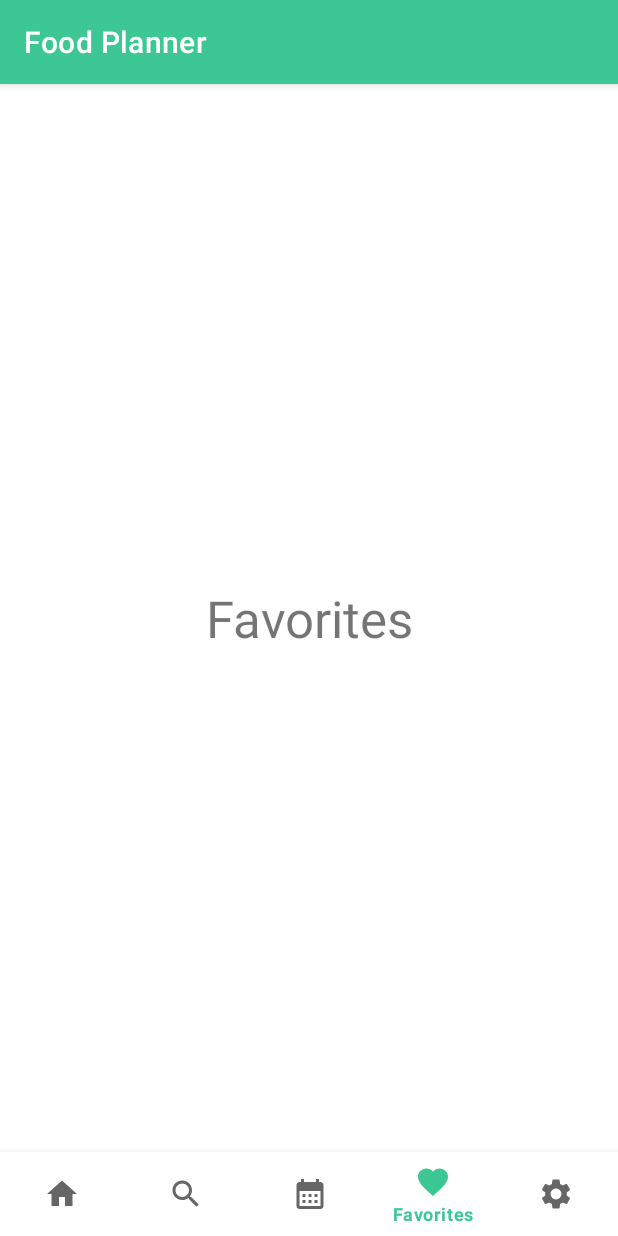
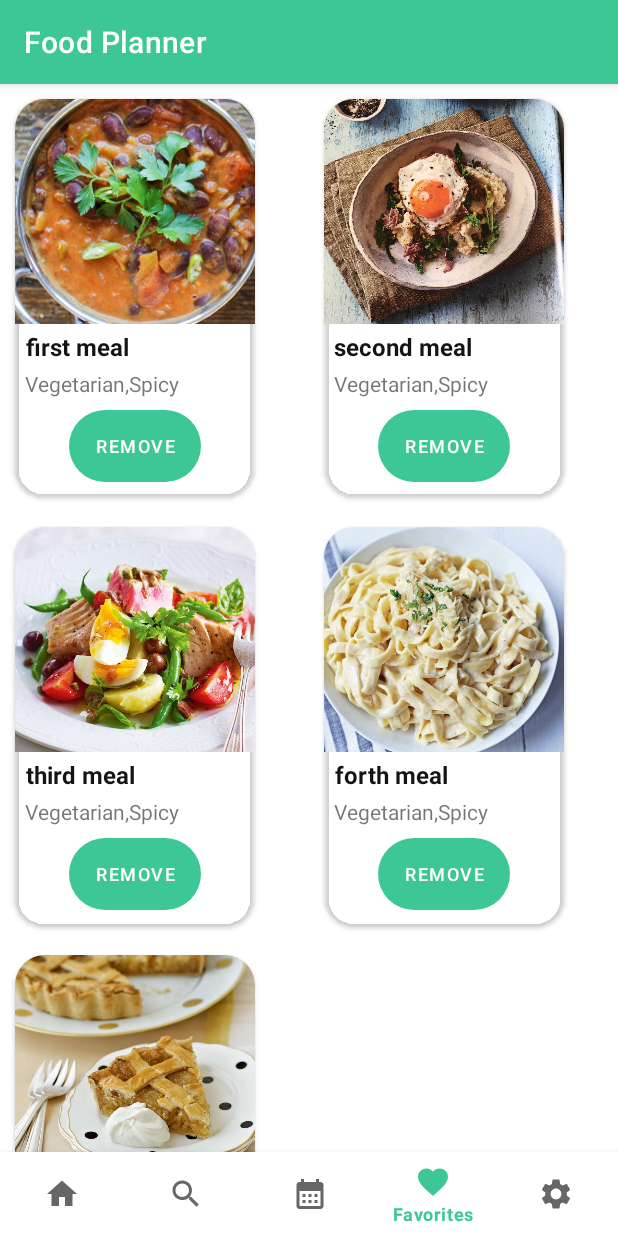
Before and after one commit to AhmedAshraf0/Food-Planner, an Android app: the screen it shows after launch (MainActivity), item 4 of the bottom bar chosen, on a phone screen of 412 x 824 dp. Run offline under Robolectric (Android 15) with nearby library versions, the phone set to English and light mode, and no system bars; libraries missing offline, so code that uses them is left out: com.makeramen.roundedimageview.

Commit message:
initial-favorite-screen
Took 1 hour 24 minutes

```diff
--- a/app/src/main/java/com/example/foodplanner/favorites/FavoriteFragment.java
+++ b/app/src/main/java/com/example/foodplanner/favorites/FavoriteFragment.java
@@ -2,7 +2,11 @@ package com.example.foodplanner.favorites;
 
 import android.os.Bundle;
 
+import androidx.annotation.NonNull;
+import androidx.annotation.Nullable;
 import androidx.fragment.app.Fragment;
+import androidx.recyclerview.widget.GridLayoutManager;
+import androidx.recyclerview.widget.RecyclerView;
 
 import android.view.LayoutInflater;
 import android.view.View;
@@ -10,51 +14,23 @@ import android.view.ViewGroup;
 
 import com.example.foodplanner.R;
 
-/**
- * A simple {@link Fragment} subclass.
- * Use the {@link FavoriteFragment#newInstance} factory method to
- * create an instance of this fragment.
- */
+import java.util.ArrayList;
+import java.util.List;
+
 public class FavoriteFragment extends Fragment {
-
-    // TODO: Rename parameter arguments, choose names that match
-    // the fragment initialization parameters, e.g. ARG_ITEM_NUMBER
-    private static final String ARG_PARAM1 = "param1";
-    private static final String ARG_PARAM2 = "param2";
-
-    // TODO: Rename and change types of parameters
-    private String mParam1;
-    private String mParam2;
+    private RecyclerView favRecyclerView;
+    private FavoritesAdapter favoritesAdapter;
+    List<String> mealsTitles , mealTags;
+    List<Integer> mealsPhotos;
 
     public FavoriteFragment() {
         // Required empty public constructor
     }
 
-    /**
-     * Use this factory method to create a new instance of
-     * this fragment using the provided parameters.
-     *
-     * @param param1 Parameter 1.
-     * @param param2 Parameter 2.
-     * @return A new instance of fragment FavoriteFragment.
-     */
-    // TODO: Rename and change types and number of parameters
-    public static FavoriteFragment newInstance(String param1, String param2) {
-        FavoriteFragment fragment = new FavoriteFragment();
-        Bundle args = new Bundle();
-        args.putString(ARG_PARAM1, param1);
-        args.putString(ARG_PARAM2, param2);
-        fragment.setArguments(args);
-        return fragment;
-    }
-
     @Override
     public void onCreate(Bundle savedInstanceState) {
         super.onCreate(savedInstanceState);
-        if (getArguments() != null) {
-            mParam1 = getArguments().getString(ARG_PARAM1);
-            mParam2 = getArguments().getString(ARG_PARAM2);
-        }
+
     }
 
     @Override
@@ -63,4 +39,32 @@ public class FavoriteFragment extends Fragment {
         // Inflate the layout for this fragment
         return inflater.inflate(R.layout.fragment_favorite, container, false);
     }
+
+    @Override
+    public void onViewCreated(@NonNull View view, @Nullable Bundle savedInstanceState) {
+        super.onViewCreated(view, savedInstanceState);
+        favRecyclerView = view.findViewById(R.id.favRecyclerView);
+        GridLayoutManager gridLayoutManager = new GridLayoutManager(view.getContext(),2);
+        favRecyclerView.setLayoutManager(gridLayoutManager);
+        mealsTitles =new ArrayList<>();
+        mealsPhotos =new ArrayList<>();
+        mealTags = new ArrayList<>();
+        mealsTitles.add("first meal");
+        mealsTitles.add("second meal");
+        mealsTitles.add("third meal");
+        mealsTitles.add("forth meal");
+        mealsTitles.add("fifth meal");
+        mealsPhotos.add(R.mipmap.image1);
+        mealsPhotos.add(R.mipmap.image2);
+        mealsPhotos.add(R.mipmap.image3);
+        mealsPhotos.add(R.mipmap.image4);
+        mealsPhotos.add(R.mipmap.image5);
+        mealTags.add("Vegetarian,Spicy");
+        mealTags.add("Vegetarian,Spicy");
+        mealTags.add("Vegetarian,Spicy");
+        mealTags.add("Vegetarian,Spicy");
+        mealTags.add("Vegetarian,Spicy");
+        favoritesAdapter = new FavoritesAdapter(mealsTitles,mealTags,mealsPhotos);
+        favRecyclerView.setAdapter(favoritesAdapter);
+    }
 }
--- /dev/null
+++ b/app/src/main/java/com/example/foodplanner/favorites/FavoritesAdapter.java
@@ -0,0 +1,79 @@
+package com.example.foodplanner.favorites;
+
+import android.util.Log;
+import android.view.LayoutInflater;
+import android.view.View;
+import android.view.ViewGroup;
+import android.widget.Button;
+import android.widget.ImageButton;
+import android.widget.ImageView;
+import android.widget.TextView;
+
+import androidx.annotation.NonNull;
+import androidx.recyclerview.widget.RecyclerView;
+
+import com.example.foodplanner.R;
+import com.example.foodplanner.dashboard.view.Category1Adapter;
+
+import java.util.List;
+
+public class FavoritesAdapter extends RecyclerView.Adapter<FavoritesAdapter.ViewHolder> {
+    List<String> mealNames , mealTags;
+    List<Integer> mealsPhotos;
+    class ViewHolder extends RecyclerView.ViewHolder{
+        private ImageView mealImage;
+        private TextView mealTitle , mealTags;
+        private Button removeFav;
+        public ViewHolder(@NonNull View itemView) {
+            super(itemView);
+            mealImage = itemView.findViewById(R.id.mealImage);
+            mealTitle = itemView.findViewById(R.id.mealTitle);
+            mealTags = itemView.findViewById(R.id.mealTags);
+            removeFav = itemView.findViewById(R.id.removeFromFavs);
+        }
+
+        public TextView getMealTags() {
+            return mealTags;
+        }
+
+        public Button getRemoveFav() {
+            return removeFav;
+        }
+
+        public ImageView getMealImage() {
+            return mealImage;
+        }
+
+        public TextView getMealTitle() {
+            return mealTitle;
+        }
+    }
+
+    public FavoritesAdapter(List<String> mealNames, List<String> mealTags, List<Integer> mealsPhotos) {
+        this.mealNames = mealNames;
+        this.mealTags = mealTags;
+        this.mealsPhotos = mealsPhotos;
+    }
+
+    @NonNull
+    @Override
+    public ViewHolder onCreateViewHolder(@NonNull ViewGroup parent, int viewType) {
+        LayoutInflater layoutInflater= LayoutInflater.from(parent.getContext());
+        View currentView = layoutInflater.inflate(R.layout.favorite_card,parent,false);
+        FavoritesAdapter.ViewHolder viewHolder = new FavoritesAdapter.ViewHolder(currentView);
+        return viewHolder;
+    }
+
+    @Override
+    public void onBindViewHolder(@NonNull ViewHolder holder, int position) {
+        holder.getMealImage().setImageResource(mealsPhotos.get(position));
+        holder.getMealTitle().setText(mealNames.get(position));
+        holder.getMealTags().setText(mealTags.get(position));
+        holder.getRemoveFav().setOnClickListener(v -> Log.i("TAG","REmove is pressed"));
+    }
+
+    @Override
+    public int getItemCount() {
+        return mealsPhotos.size();
+    }
+}
--- /dev/null
+++ b/app/src/main/res/layout/favorite_card.xml
@@ -0,0 +1,80 @@
+<?xml version="1.0" encoding="utf-8"?>
+<androidx.cardview.widget.CardView xmlns:android="http://schemas.android.com/apk/res/android"
+    xmlns:app="http://schemas.android.com/apk/res-auto"
+    xmlns:tools="http://schemas.android.com/tools"
+    android:layout_width="160dp"
+    android:layout_height="wrap_content"
+    android:layout_marginTop="10dp"
+    android:layout_marginStart="10dp"
+    android:layout_marginBottom="10dp"
+    android:background="#FEFEFE"
+    android:elevation="30dp"
+    app:cardBackgroundColor="#00FFFFFF"
+    app:cardCornerRadius="20dp">
+
+    <androidx.constraintlayout.widget.ConstraintLayout
+        android:layout_width="wrap_content"
+        android:layout_height="wrap_content">
+
+        <ImageView
+            android:id="@+id/mealImage"
+            android:layout_width="match_parent"
+            android:layout_height="150dp"
+            android:scaleType="centerCrop"
+            app:layout_constraintStart_toStartOf="parent"
+            app:layout_constraintTop_toTopOf="parent"
+            tools:srcCompat="@tools:sample/backgrounds/scenic" />
+
+        <TextView
+            android:id="@+id/mealTitle"
+            android:layout_width="match_parent"
+            android:layout_height="wrap_content"
+            android:layout_marginStart="4dp"
+            android:layout_marginTop="4dp"
+            android:ellipsize="end"
+            android:foregroundGravity="left"
+            android:gravity="start"
+            android:maxLines="1"
+            android:text="dfasfsaf"
+            android:textAlignment="viewStart"
+            android:textColor="#131414"
+            android:textSize="16sp"
+            android:textStyle="bold"
+            app:layout_constraintBottom_toTopOf="@+id/mealTags"
+            app:layout_constraintEnd_toEndOf="@+id/mealImage"
+            app:layout_constraintHorizontal_bias="0.04"
+            app:layout_constraintStart_toStartOf="@+id/mealImage"
+            app:layout_constraintTop_toBottomOf="@+id/mealImage" />
+
+        <TextView
+            android:id="@+id/mealTags"
+            android:layout_width="match_parent"
+            android:layout_height="wrap_content"
+            android:layout_marginTop="4dp"
+            android:ellipsize="end"
+            android:maxLines="1"
+            android:text="TextView tags"
+            android:textSize="14sp"
+            app:layout_constraintEnd_toEndOf="parent"
+            app:layout_constraintHorizontal_bias="0.12"
+            app:layout_constraintStart_toStartOf="parent"
+            app:layout_constraintTop_toBottomOf="@+id/mealTitle" />
+
+        <Button
+            android:id="@+id/removeFromFavs"
+            android:layout_width="match_parent"
+            android:layout_height="wrap_content"
+            android:layout_marginStart="4dp"
+            android:layout_marginTop="8dp"
+            android:layout_marginEnd="4dp"
+            android:layout_marginBottom="10dp"
+            android:background="@drawable/button_style"
+            android:text="@string/removeFromFavorites"
+            android:textSize="12sp"
+            app:layout_constraintBottom_toBottomOf="parent"
+            app:layout_constraintEnd_toEndOf="@+id/mealImage"
+            app:layout_constraintStart_toStartOf="parent"
+            app:layout_constraintTop_toBottomOf="@+id/mealTags" />
+    </androidx.constraintlayout.widget.ConstraintLayout>
+
+</androidx.cardview.widget.CardView>
--- a/app/src/main/res/layout/fragment_favorite.xml
+++ b/app/src/main/res/layout/fragment_favorite.xml
@@ -1,16 +1,21 @@
 <?xml version="1.0" encoding="utf-8"?>
-<FrameLayout xmlns:android="http://schemas.android.com/apk/res/android"
+<androidx.constraintlayout.widget.ConstraintLayout xmlns:android="http://schemas.android.com/apk/res/android"
+    xmlns:app="http://schemas.android.com/apk/res-auto"
     xmlns:tools="http://schemas.android.com/tools"
+    android:id="@+id/favConstrantLayout"
     android:layout_width="match_parent"
     android:layout_height="match_parent"
     tools:context=".favorites.FavoriteFragment">
 
     <!-- TODO: Update blank fragment layout -->
-    <TextView
+
+
+    <androidx.recyclerview.widget.RecyclerView
+        android:id="@+id/favRecyclerView"
         android:layout_width="match_parent"
         android:layout_height="match_parent"
-        android:gravity="center"
-        android:text="Favorites"
-        android:textSize="34sp" />
-
-</FrameLayout>
+        app:layout_constraintBottom_toBottomOf="parent"
+        app:layout_constraintEnd_toEndOf="parent"
+        app:layout_constraintStart_toStartOf="parent"
+        app:layout_constraintTop_toTopOf="parent" />
+</androidx.constraintlayout.widget.ConstraintLayout>
--- a/app/src/main/res/values/strings.xml
+++ b/app/src/main/res/values/strings.xml
@@ -16,4 +16,5 @@
     <string name="country_two">Canadian food</string>
     <string name="categories">Categories</string>
     <string name="countries">Countries</string>
+    <string name="removeFromFavorites">Remove</string>
 </resources>
```
